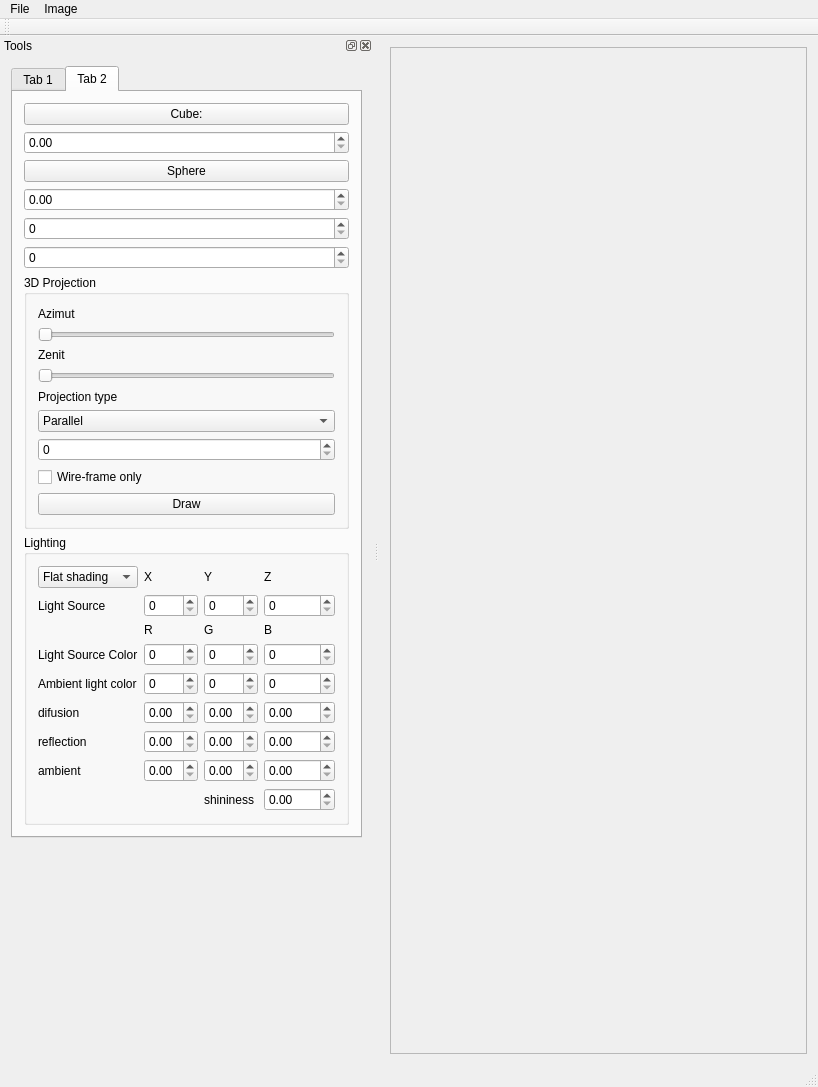
The window that src/ImageViewer.ui (YakibchukOstap567/3D) describes before a commit, drawn with Qt 5.
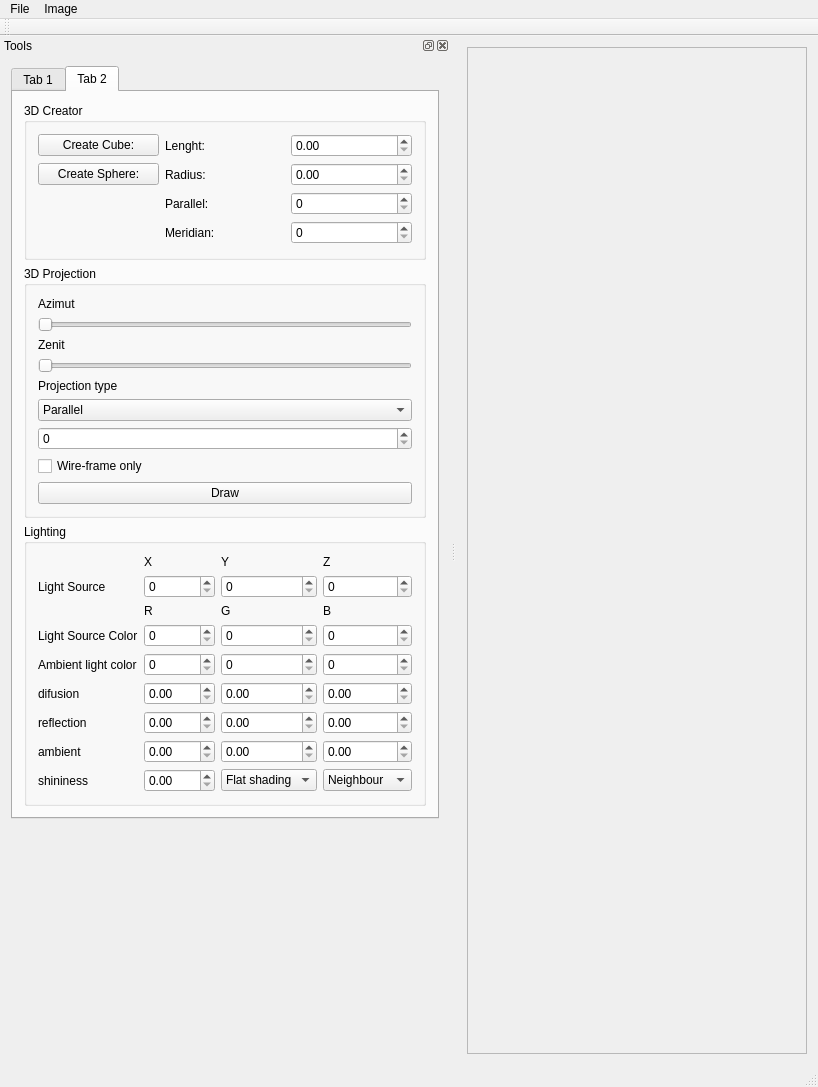
The same window after the commit.

```diff
--- a/src/ImageViewer.ui
+++ b/src/ImageViewer.ui
@@ -25,7 +25,7 @@
         <rect>
          <x>0</x>
          <y>0</y>
-         <width>431</width>
+         <width>373</width>
          <height>1007</height>
         </rect>
        </property>
@@ -390,38 +390,83 @@
         </attribute>
         <layout class="QVBoxLayout" name="verticalLayout_5">
          <item>
+          <widget class="QGroupBox" name="groupBox_4">
+           <property name="title">
+            <string>3D Creator</string>
+           </property>
+           <layout class="QGridLayout" name="gridLayout_3">
+            <item row="0" column="0">
           <widget class="QPushButton" name="cubeButton">
            <property name="text">
-            <string>Cube:</string>
+               <string>Create Cube:</string>
            </property>
           </widget>
          </item>
-         <item>
+            <item row="0" column="2">
           <widget class="QDoubleSpinBox" name="length">
            <property name="maximum">
-            <double>100.000000000000000</double>
+               <double>500.000000000000000</double>
            </property>
           </widget>
          </item>
-         <item>
+            <item row="0" column="1">
+             <widget class="QLabel" name="label_18">
+              <property name="text">
+               <string>Lenght:</string>
+              </property>
+             </widget>
+            </item>
+            <item row="3" column="0">
           <widget class="QPushButton" name="sphereButton">
            <property name="text">
-            <string>Sphere</string>
+               <string>Create Sphere:</string>
            </property>
           </widget>
          </item>
-         <item>
+            <item row="3" column="1">
+             <widget class="QLabel" name="label_19">
+              <property name="text">
+               <string>Radius:</string>
+              </property>
+             </widget>
+            </item>
+            <item row="3" column="2">
           <widget class="QDoubleSpinBox" name="radius">
            <property name="maximum">
             <double>500.000000000000000</double>
            </property>
           </widget>
          </item>
-         <item>
-          <widget class="QSpinBox" name="rovnobezka"/>
-         </item>
-         <item>
-          <widget class="QSpinBox" name="poludnik"/>
+            <item row="5" column="2">
+             <widget class="QSpinBox" name="rovnobezka">
+              <property name="maximum">
+               <number>100</number>
+              </property>
+             </widget>
+            </item>
+            <item row="5" column="1">
+             <widget class="QLabel" name="label_20">
+              <property name="text">
+               <string>Parallel:</string>
+              </property>
+             </widget>
+            </item>
+            <item row="6" column="2">
+             <widget class="QSpinBox" name="poludnik">
+              <property name="maximum">
+               <number>100</number>
+              </property>
+             </widget>
+            </item>
+            <item row="6" column="1">
+             <widget class="QLabel" name="label_21">
+              <property name="text">
+               <string>Meridian:</string>
+              </property>
+             </widget>
+            </item>
+           </layout>
+          </widget>
          </item>
          <item>
           <widget class="QGroupBox" name="groupBox_10">
@@ -591,20 +636,6 @@
               </property>
              </widget>
             </item>
-            <item row="0" column="0">
-             <widget class="QComboBox" name="typeOfShading">
-              <item>
-               <property name="text">
-                <string>Flat shading</string>
-               </property>
-              </item>
-              <item>
-               <property name="text">
-                <string>Gouradovo</string>
-               </property>
-              </item>
-             </widget>
-            </item>
             <item row="5" column="1">
              <widget class="QSpinBox" name="lscR">
               <property name="maximum">
@@ -745,7 +776,14 @@
               </property>
              </widget>
             </item>
-            <item row="13" column="3">
+            <item row="13" column="0">
+             <widget class="QLabel" name="label_17">
+              <property name="text">
+               <string>shininess</string>
+              </property>
+             </widget>
+            </item>
+            <item row="13" column="1">
              <widget class="QDoubleSpinBox" name="shininess">
               <property name="maximum">
                <double>1000.000000000000000</double>
@@ -753,10 +791,31 @@
              </widget>
             </item>
             <item row="13" column="2">
-             <widget class="QLabel" name="label_17">
+             <widget class="QComboBox" name="typeOfShading">
+              <item>
               <property name="text">
-               <string>shininess</string>
-              </property>
+                <string>Flat shading</string>
+               </property>
+              </item>
+              <item>
+               <property name="text">
+                <string>Gouradovo</string>
+               </property>
+              </item>
+             </widget>
+            </item>
+            <item row="13" column="3">
+             <widget class="QComboBox" name="typeOfFill">
+              <item>
+               <property name="text">
+                <string>Neighbour</string>
+               </property>
+              </item>
+              <item>
+               <property name="text">
+                <string>Baricentrik</string>
+               </property>
+              </item>
              </widget>
             </item>
            </layout>
```
Lines whose indentation alone changed are shown as unchanged.
